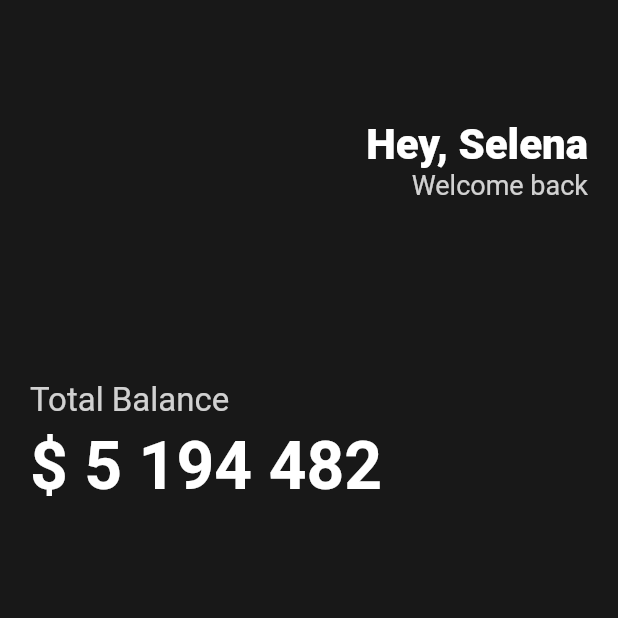
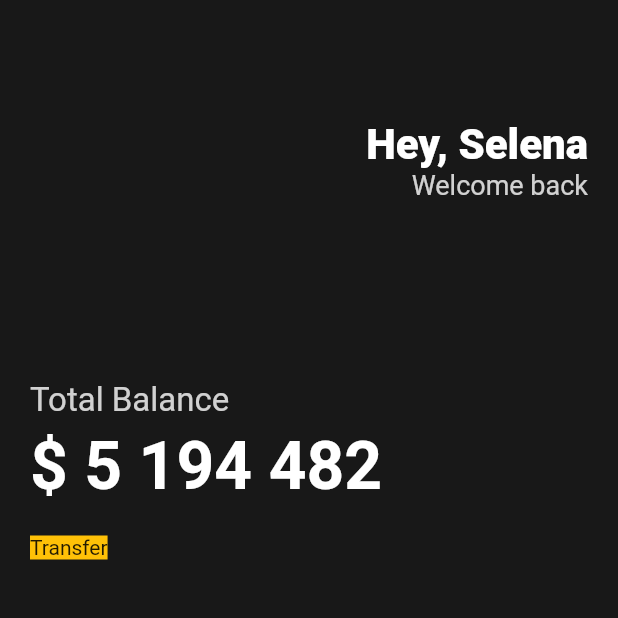
Before and after one commit to kimgeuntae/mobile_wallet, a Flutter app: the screen it shows after launch, on a phone screen of 412 x 824 dp, the top half of it. Run offline on Flutter 3.47's test engine with Material 2 defaults, Android fonts, the phone set to English and light mode, and no system bars.

Commit message:
Add: 왼쪽 버튼

```diff
--- a/lib/main.dart
+++ b/lib/main.dart
@@ -70,6 +70,17 @@ class MyApp extends StatelessWidget {
                   color: Colors.white,
                 ),
               ),
+              SizedBox(
+                height: 20,
+              ),
+              Row(
+                children: [
+                  Container(
+                    decoration: BoxDecoration(color: Colors.amber),
+                    child: Text('Transfer'),
+                  ),
+                ],
+              ),
             ],
           ),
         ),
```
